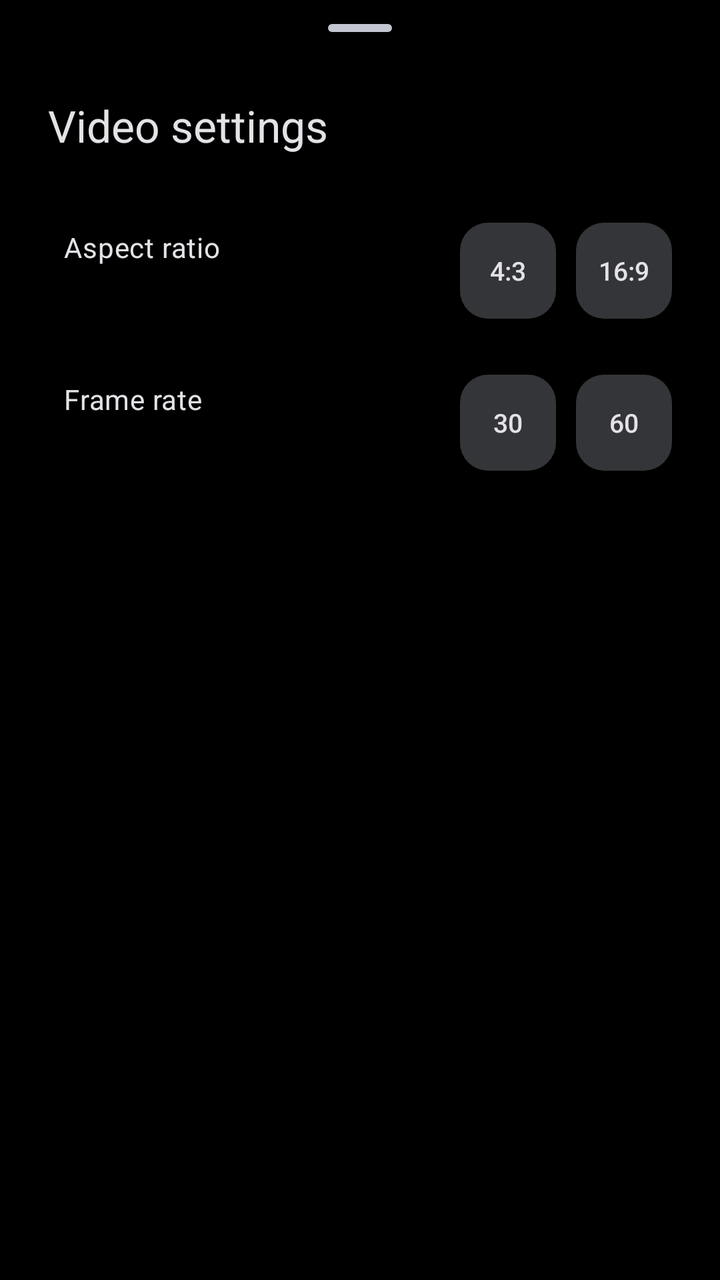
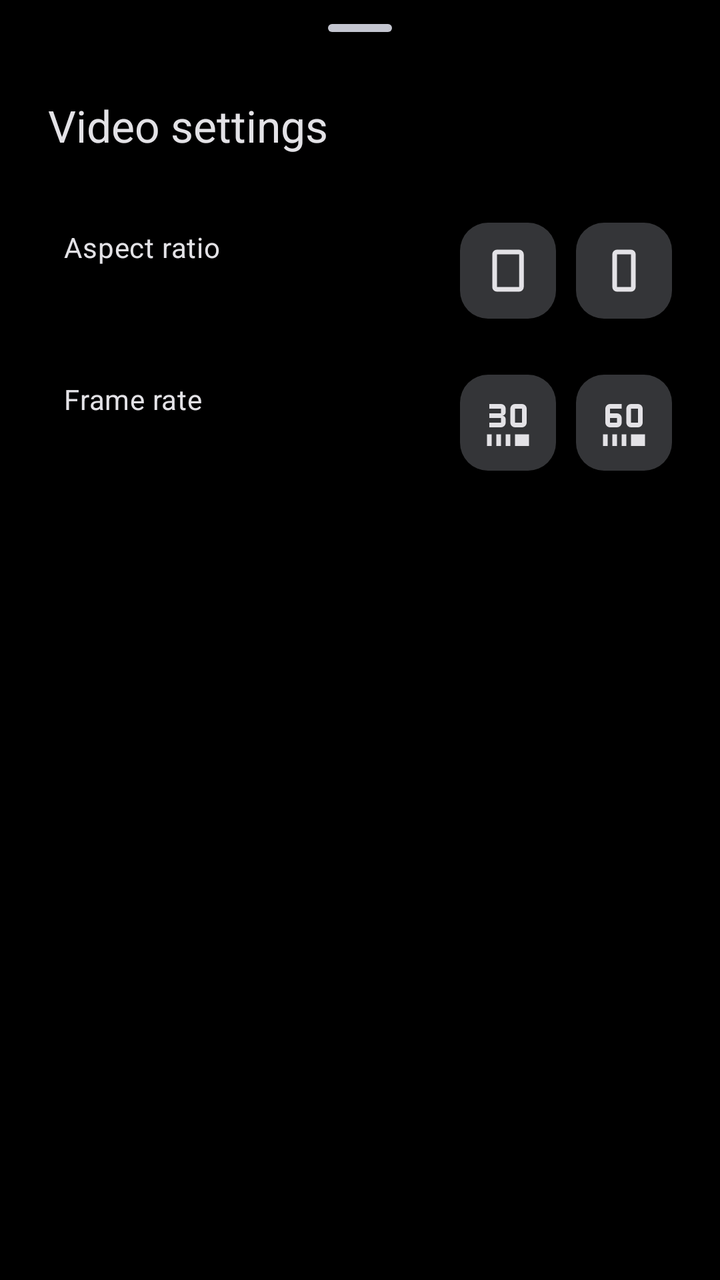

An Android layout rendered at two revisions. The XML below is the earlier revision; the diff shows what the commit changed to produce the second picture.
<!-- AndroidManifest.xml: application theme Theme.My3DCamera -->
<!-- res/layout/sheet_video_settings.xml -->
<?xml version="1.0" encoding="utf-8"?>
<LinearLayout xmlns:android="http://schemas.android.com/apk/res/android"
    android:layout_width="match_parent"
    android:layout_height="wrap_content"
    android:orientation="vertical"
    android:paddingHorizontal="24dp"
    android:paddingBottom="32dp">

    <com.google.android.material.bottomsheet.BottomSheetDragHandleView
        android:layout_width="match_parent"
        android:layout_height="wrap_content" />

    <TextView
        android:layout_width="wrap_content"
        android:layout_height="wrap_content"
        android:layout_marginBottom="20dp"
        android:text="@string/video_settings"
        android:textAppearance="?attr/textAppearanceTitleLarge"
        android:textColor="?attr/colorOnSurface" />

    <LinearLayout
        android:id="@+id/aspectRow"
        style="@style/Widget.My3DCamera.SheetRow">

        <LinearLayout style="@style/Widget.My3DCamera.SheetRowText">

            <TextView
                style="@style/Widget.My3DCamera.SheetRowLabel"
                android:text="@string/aspect_ratio" />

            <TextView
                android:id="@+id/aspectValue"
                style="@style/Widget.My3DCamera.SheetRowValue" />
        </LinearLayout>

        <com.google.android.material.button.MaterialButton
            android:id="@+id/aspect43Option"
            style="@style/Widget.My3DCamera.SheetOption"
            android:text="@string/aspect_4_3" />

        <com.google.android.material.button.MaterialButton
            android:id="@+id/aspect169Option"
            style="@style/Widget.My3DCamera.SheetOption"
            android:layout_marginStart="10dp"
            android:text="@string/aspect_16_9" />
    </LinearLayout>

    <LinearLayout
        android:id="@+id/frameRateRow"
        style="@style/Widget.My3DCamera.SheetRow">

        <LinearLayout style="@style/Widget.My3DCamera.SheetRowText">

            <TextView
                style="@style/Widget.My3DCamera.SheetRowLabel"
                android:text="@string/frame_rate_title" />

            <TextView
                android:id="@+id/frameRateValue"
                style="@style/Widget.My3DCamera.SheetRowValue" />
        </LinearLayout>

        <com.google.android.material.button.MaterialButton
            android:id="@+id/fps30Option"
            style="@style/Widget.My3DCamera.SheetOption"
            android:text="30" />

        <com.google.android.material.button.MaterialButton
            android:id="@+id/fps60Option"
            style="@style/Widget.My3DCamera.SheetOption"
            android:layout_marginStart="10dp"
            android:text="60" />
    </LinearLayout>
</LinearLayout>
<!-- resources referenced by this layout -->
<resources>
  <style name="Widget.My3DCamera.SheetOption" parent="Widget.Material3.Button">
          <item name="android:layout_width">48dp</item>
          <item name="android:layout_height">48dp</item>
          <item name="android:checkable">true</item>
          <item name="android:padding">0dp</item>
          <item name="android:insetTop">0dp</item>
          <item name="android:insetBottom">0dp</item>
          <item name="android:minWidth">0dp</item>
          <item name="android:fontFamily">sans-serif-medium</item>
          <item name="android:textSize">13sp</item>
          <item name="android:letterSpacing">0</item>
          <item name="backgroundTint">@color/sheet_option_bg</item>
          <item name="android:textColor">@color/sheet_option_text</item>
          <item name="cornerRadius">14dp</item>
      </style>
  <style name="Theme.My3DCamera" parent="Theme.Material3.DynamicColors.Dark.NoActionBar">
          <item name="android:windowBackground">@color/black</item>
          <item name="android:statusBarColor">@color/black</item>
          <item name="android:navigationBarColor">@color/black</item>
      </style>
  <!-- unchanged entries left out for length: 10 -->
</resources>

<!-- the commit's change to res/layout/sheet_video_settings.xml (unified diff, before → after) -->
@@ -1,5 +1,6 @@
 <?xml version="1.0" encoding="utf-8"?>
 <LinearLayout xmlns:android="http://schemas.android.com/apk/res/android"
+    xmlns:app="http://schemas.android.com/apk/res-auto"
     android:layout_width="match_parent"
     android:layout_height="wrap_content"
     android:orientation="vertical"
@@ -35,14 +36,16 @@
 
         <com.google.android.material.button.MaterialButton
             android:id="@+id/aspect43Option"
-            style="@style/Widget.My3DCamera.SheetOption"
-            android:text="@string/aspect_4_3" />
+            style="@style/Widget.My3DCamera.SheetOption.Icon"
+            android:contentDescription="@string/aspect_4_3"
+            app:icon="@drawable/ic_aspect_3_4" />
 
         <com.google.android.material.button.MaterialButton
             android:id="@+id/aspect169Option"
-            style="@style/Widget.My3DCamera.SheetOption"
+            style="@style/Widget.My3DCamera.SheetOption.Icon"
             android:layout_marginStart="10dp"
-            android:text="@string/aspect_16_9" />
+            android:contentDescription="@string/aspect_16_9"
+            app:icon="@drawable/ic_aspect_9_16" />
     </LinearLayout>
 
     <LinearLayout
@@ -62,13 +65,15 @@
 
         <com.google.android.material.button.MaterialButton
             android:id="@+id/fps30Option"
-            style="@style/Widget.My3DCamera.SheetOption"
-            android:text="30" />
+            style="@style/Widget.My3DCamera.SheetOption.Icon"
+            android:contentDescription="@string/fps_30"
+            app:icon="@drawable/ic_fps_30" />
 
         <com.google.android.material.button.MaterialButton
             android:id="@+id/fps60Option"
-            style="@style/Widget.My3DCamera.SheetOption"
+            style="@style/Widget.My3DCamera.SheetOption.Icon"
             android:layout_marginStart="10dp"
-            android:text="60" />
+            android:contentDescription="@string/fps_60"
+            app:icon="@drawable/ic_fps_60" />
     </LinearLayout>
 </LinearLayout>
<!-- resource entries referenced after the edit -->
@@ -1,24 +1,62 @@
 <!-- resources referenced by this layout -->
 <resources>
-  <style name="Widget.My3DCamera.SheetOption" parent="Widget.Material3.Button">
-          <item name="android:layout_width">48dp</item>
-          <item name="android:layout_height">48dp</item>
-          <item name="android:checkable">true</item>
-          <item name="android:padding">0dp</item>
-          <item name="android:insetTop">0dp</item>
-          <item name="android:insetBottom">0dp</item>
-          <item name="android:minWidth">0dp</item>
-          <item name="android:fontFamily">sans-serif-medium</item>
-          <item name="android:textSize">13sp</item>
-          <item name="android:letterSpacing">0</item>
-          <item name="backgroundTint">@color/sheet_option_bg</item>
-          <item name="android:textColor">@color/sheet_option_text</item>
-          <item name="cornerRadius">14dp</item>
+  <!-- drawable ic_aspect_3_4 (drawable) -->
+  <vector xmlns:android="http://schemas.android.com/apk/res/android"
+      android:width="24dp"
+      android:height="24dp"
+      android:viewportWidth="960"
+      android:viewportHeight="960">
+      <path
+          android:fillColor="@color/white"
+          android:fillType="evenOdd"
+          android:pathData="M290,840Q257,840 233.5,816.5Q210,793 210,760L210,200Q210,167 233.5,143.5Q257,120 290,120L670,120Q703,120 726.5,143.5Q750,167 750,200L750,760Q750,793 726.5,816.5Q703,840 670,840ZM290,200L290,760L670,760L670,200Z" />
+  </vector>
+  <!-- drawable ic_aspect_9_16 (drawable) -->
+  <vector xmlns:android="http://schemas.android.com/apk/res/android"
+      android:width="24dp"
+      android:height="24dp"
+      android:viewportWidth="960"
+      android:viewportHeight="960">
+      <path
+          android:fillColor="@color/white"
+          android:pathData="M360,840Q327,840 303.5,816.5Q280,793 280,760L280,200Q280,167 303.5,143.5Q327,120 360,120L600,120Q633,120 656.5,143.5Q680,167 680,200L680,760Q680,793 656.5,816.5Q633,840 600,840L360,840ZM360,200L360,760Q360,760 360,760Q360,760 360,760L600,760Q600,760 600,760Q600,760 600,760L600,200Q600,200 600,200Q600,200 600,200L360,200Q360,200 360,200Q360,200 360,200ZM360,200Q360,200 360,200Q360,200 360,200L360,200Q360,200 360,200Q360,200 360,200L360,760Q360,760 360,760Q360,760 360,760L360,760Q360,760 360,760Q360,760 360,760L360,200Z" />
+  </vector>
+  <!-- drawable ic_fps_30 (drawable) -->
+  <vector xmlns:android="http://schemas.android.com/apk/res/android"
+      android:width="24dp"
+      android:height="24dp"
+      android:viewportWidth="960"
+      android:viewportHeight="960">
+      <path
+          android:fillColor="@color/white"
+          android:pathData="M160,560L160,480L360,480Q360,480 360,480Q360,480 360,480L360,400Q360,400 360,400Q360,400 360,400L160,400L160,320L360,320Q360,320 360,320Q360,320 360,320L360,240Q360,240 360,240Q360,240 360,240L160,240L160,160L360,160Q393,160 416.5,183.5Q440,207 440,240L440,300Q440,326 423,343Q406,360 380,360Q406,360 423,377Q440,394 440,420L440,480Q440,513 416.5,536.5Q393,560 360,560L160,560ZM720,560L600,560Q567,560 543.5,536.5Q520,513 520,480L520,240Q520,207 543.5,183.5Q567,160 600,160L720,160Q753,160 776.5,183.5Q800,207 800,240L800,480Q800,513 776.5,536.5Q753,560 720,560ZM720,480Q720,480 720,480Q720,480 720,480L720,240Q720,240 720,240Q720,240 720,240L600,240Q600,240 600,240Q600,240 600,240L600,480Q600,480 600,480Q600,480 600,480L720,480ZM120,880L120,680L200,680L200,880L120,880ZM280,880L280,680L360,680L360,880L280,880ZM440,880L440,680L520,680L520,880L440,880ZM600,880L600,680L840,680L840,880L600,880Z" />
+  </vector>
+  <!-- drawable ic_fps_60 (drawable) -->
+  <vector xmlns:android="http://schemas.android.com/apk/res/android"
+      android:width="24dp"
+      android:height="24dp"
+      android:viewportWidth="960"
+      android:viewportHeight="960">
+      <path
+          android:fillColor="@color/white"
+          android:pathData="M360,560L240,560Q207,560 183.5,536.5Q160,513 160,480L160,240Q160,207 183.5,183.5Q207,160 240,160L440,160L440,240L240,240Q240,240 240,240Q240,240 240,240L240,320L360,320Q393,320 416.5,343.5Q440,367 440,400L440,480Q440,513 416.5,536.5Q393,560 360,560ZM240,400L240,480Q240,480 240,480Q240,480 240,480L360,480Q360,480 360,480Q360,480 360,480L360,400Q360,400 360,400Q360,400 360,400L240,400ZM720,560L600,560Q567,560 543.5,536.5Q520,513 520,480L520,240Q520,207 543.5,183.5Q567,160 600,160L720,160Q753,160 776.5,183.5Q800,207 800,240L800,480Q800,513 776.5,536.5Q753,560 720,560ZM720,480Q720,480 720,480Q720,480 720,480L720,240Q720,240 720,240Q720,240 720,240L600,240Q600,240 600,240Q600,240 600,240L600,480Q600,480 600,480Q600,480 600,480L720,480ZM120,880L120,680L200,680L200,880L120,880ZM280,880L280,680L360,680L360,880L280,880ZM440,880L440,680L520,680L520,880L440,880ZM600,880L600,680L840,680L840,880L600,880Z" />
+  </vector>
+  <string name="fps_30">30 fps</string>
+  <string name="fps_60">60 fps</string>
+  <style name="Widget.My3DCamera.SheetOption.Icon">
+          <item name="iconGravity">textStart</item>
+          <item name="iconPadding">0dp</item>
+          <item name="iconSize">28dp</item>
+          <item name="iconTint">@color/sheet_option_text</item>
       </style>
   <style name="Theme.My3DCamera" parent="Theme.Material3.DynamicColors.Dark.NoActionBar">
           <item name="android:windowBackground">@color/black</item>
-          <item name="android:statusBarColor">@color/black</item>
-          <item name="android:navigationBarColor">@color/black</item>
+          <item name="bottomSheetDialogTheme">@style/ThemeOverlay.My3DCamera.BottomSheetDialog</item>
+      </style>
+  <color name="white">#FFFFFFFF</color>
+  <style name="ThemeOverlay.My3DCamera.BottomSheetDialog" parent="ThemeOverlay.Material3.BottomSheetDialog">
+          <item name="android:navigationBarColor">@android:color/transparent</item>
+          <item name="enableEdgeToEdge">true</item>
       </style>
   <!-- unchanged entries left out for length: 10 -->
 </resources>
